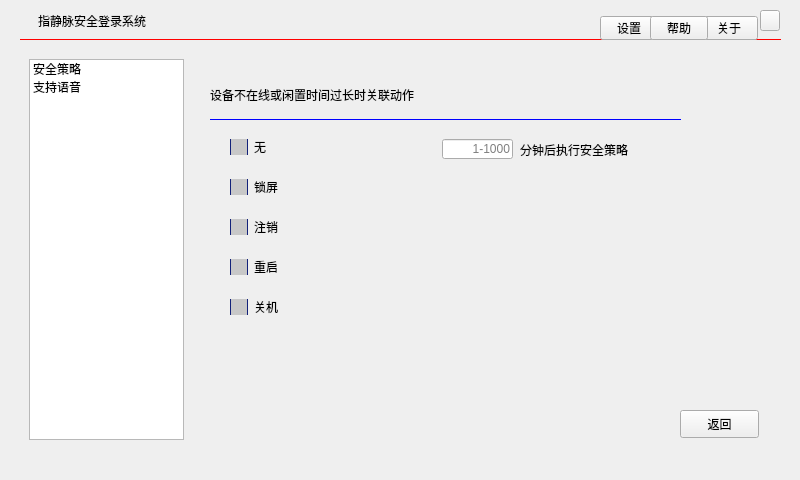
Old version of the form SysSafe/mainwindow.ui in the repository gessd/whh.
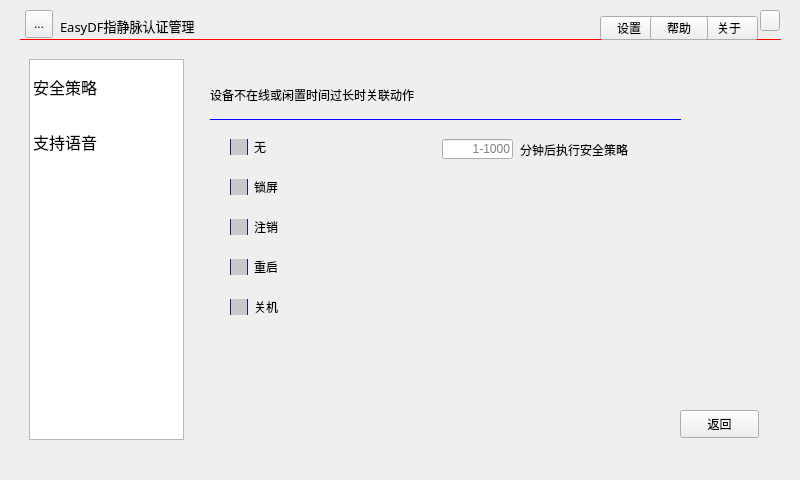
New version of the form. The open tabs and pages were chosen to show the change. Icons and pictures are not drawn.

Commit message: 安全策略及界面美化

Diff of the .ui file:
```diff
--- a/SysSafe/mainwindow.ui
+++ b/SysSafe/mainwindow.ui
@@ -68,14 +68,25 @@
     <widget class="QLabel" name="labelTitelText">
      <property name="geometry">
       <rect>
-       <x>18</x>
+       <x>40</x>
        <y>10</y>
        <width>261</width>
-       <height>21</height>
+       <height>31</height>
       </rect>
      </property>
+     <property name="font">
+      <font>
+       <family>微软雅黑</family>
+       <pointsize>10</pointsize>
+       <weight>50</weight>
+       <bold>false</bold>
+      </font>
+     </property>
      <property name="text">
-      <string>指静脉安全登录系统</string>
+      <string>EasyDF指静脉认证管理</string>
+     </property>
+     <property name="alignment">
+      <set>Qt::AlignLeading|Qt::AlignLeft|Qt::AlignVCenter</set>
      </property>
     </widget>
     <widget class="QToolButton" name="btnTitleSet">
@@ -171,6 +182,22 @@
       <enum>Qt::ToolButtonTextBesideIcon</enum>
      </property>
     </widget>
+    <widget class="QToolButton" name="toolButton">
+     <property name="geometry">
+      <rect>
+       <x>5</x>
+       <y>10</y>
+       <width>28</width>
+       <height>28</height>
+      </rect>
+     </property>
+     <property name="styleSheet">
+      <string notr="true">.QToolButton{image:url(:/images/win.png);}</string>
+     </property>
+     <property name="text">
+      <string>...</string>
+     </property>
+    </widget>
    </widget>
    <widget class="QStackedWidget" name="stackedWidget">
     <property name="geometry">
@@ -919,6 +946,19 @@
         <height>381</height>
        </rect>
       </property>
+      <property name="font">
+       <font>
+        <pointsize>12</pointsize>
+       </font>
+      </property>
+      <property name="styleSheet">
+       <string notr="true">QListWidget::item{
+    height:55px;
+}
+QTableWidget::item:selected{
+    background-color:rgb(240,241,247);
+}</string>
+      </property>
       <item>
        <property name="text">
         <string>安全策略</string>
```
Left out of the diff: 2 changed lines with no effect on the pictures. The commit also changes 12 other files.
